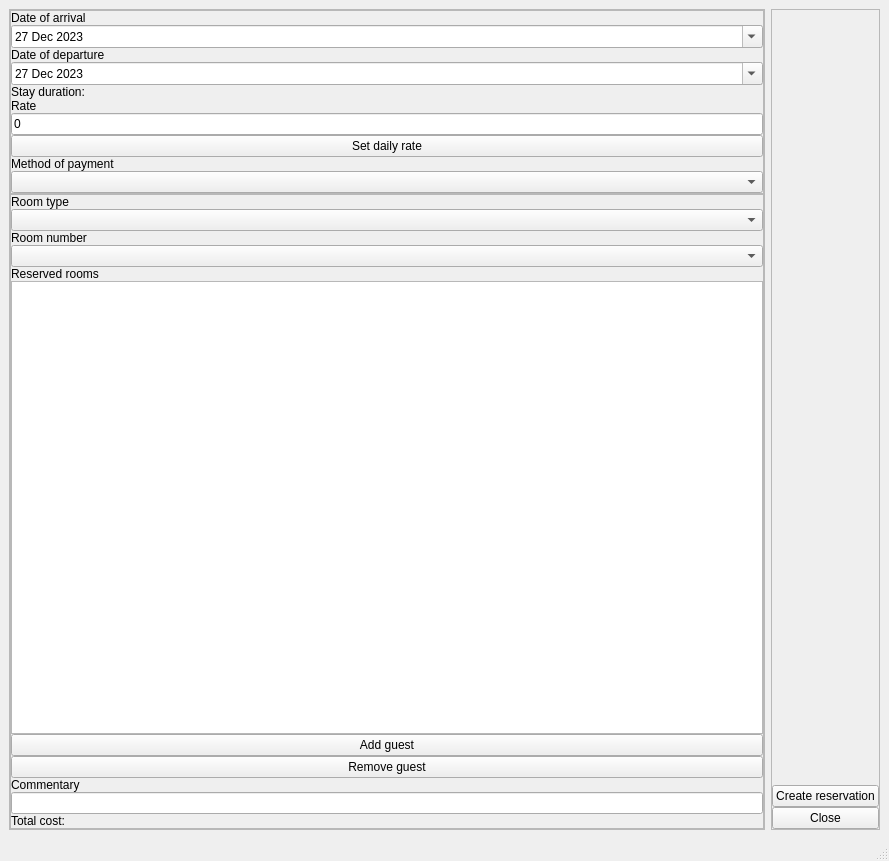
zwg3/Hotelier-desktop, file Views/NewReservationWindow.ui: the form before one commit.
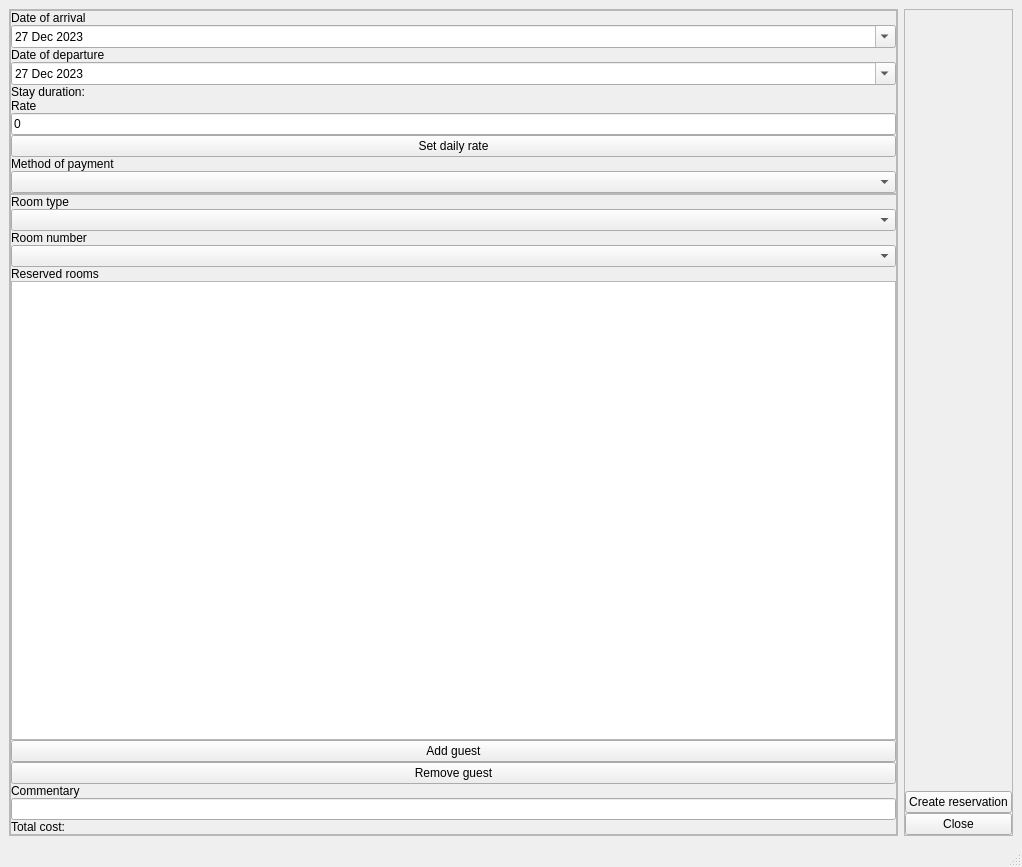
The form after the commit.

Diff of the .ui file:
```diff
--- a/Views/NewReservationWindow.ui
+++ b/Views/NewReservationWindow.ui
@@ -6,8 +6,8 @@
    <rect>
     <x>0</x>
     <y>0</y>
-    <width>889</width>
-    <height>861</height>
+    <width>1022</width>
+    <height>867</height>
    </rect>
   </property>
   <property name="windowTitle">
@@ -74,7 +74,7 @@
            <widget class="QDateEdit" name="doa_daddit">
             <property name="dateTime">
              <datetime>
-              <hour>9</hour>
+              <hour>0</hour>
               <minute>0</minute>
               <second>0</second>
               <year>2023</year>
@@ -98,7 +98,7 @@
            <widget class="QDateEdit" name="dod_daddit">
             <property name="dateTime">
              <datetime>
-              <hour>9</hour>
+              <hour>0</hour>
               <minute>0</minute>
               <second>0</second>
               <year>2023</year>
```
Left out of the diff: 2 changed lines with no effect on the pictures.
